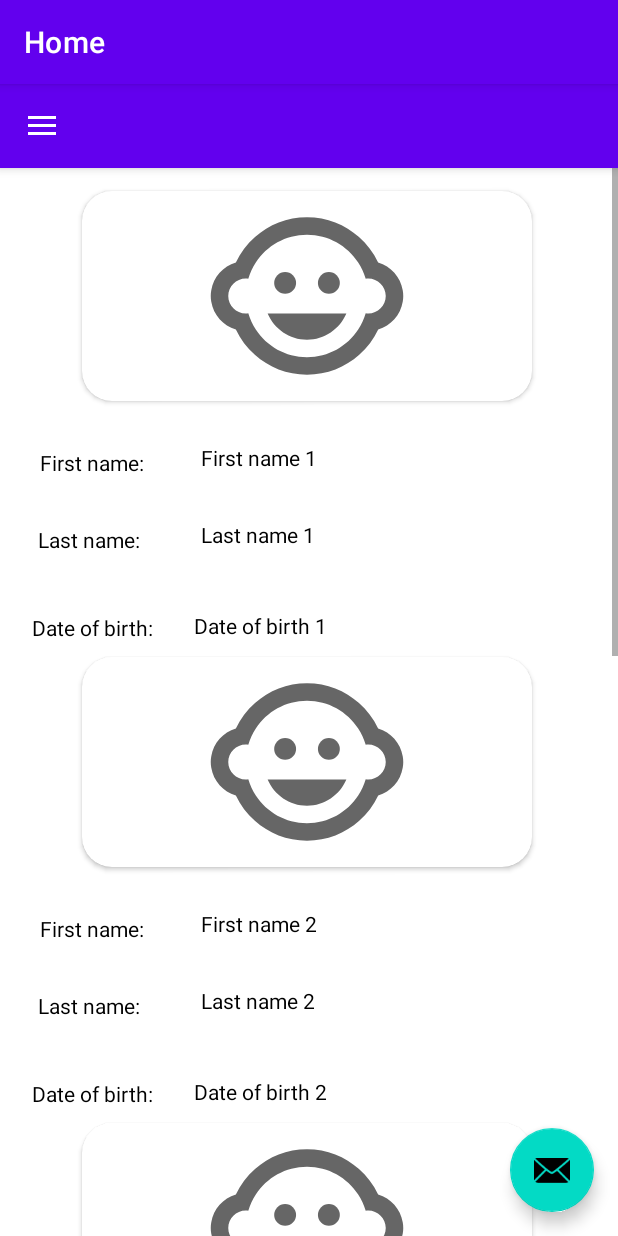
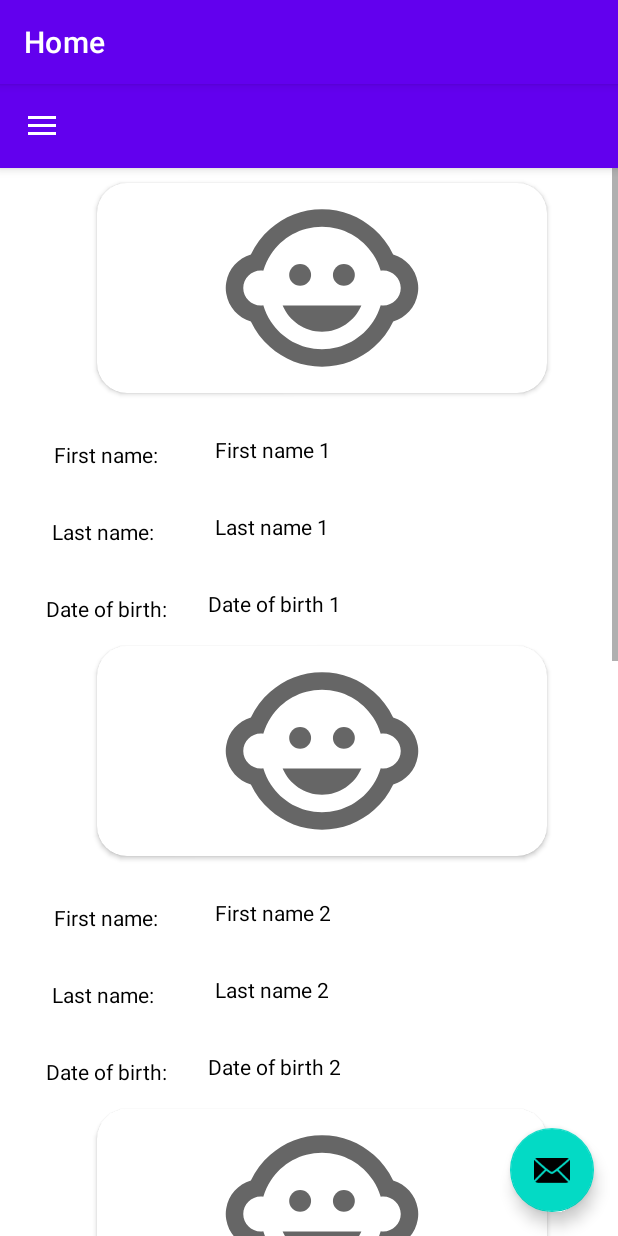
Before and after one commit to kclaudeeager/maternally_app, an Android app: the fragment Kids_details_fragment placed in its activity, on a phone screen of 412 x 824 dp. Run offline under Robolectric (Android 15) with nearby library versions, the phone set to English and light mode, and no system bars; our stand-ins replace navigation-ui; network calls fail; pictures from the network do not load; 2 statements that could not run were skipped.

Commit message:
Kids details

```diff
--- a/app/src/main/res/layout/fragment_kids_details_fragment.xml
+++ b/app/src/main/res/layout/fragment_kids_details_fragment.xml
@@ -11,7 +11,6 @@
         android:layout_width="match_parent"
         android:orientation="vertical"
         android:id="@+id/kidLinearLayout"
-        android:layout_margin="5dp"
         android:layout_height="match_parent">
 
     </androidx.appcompat.widget.LinearLayoutCompat>
--- a/app/src/main/res/layout/kids_details.xml
+++ b/app/src/main/res/layout/kids_details.xml
@@ -4,6 +4,9 @@
     xmlns:tools="http://schemas.android.com/tools"
     android:layout_width="match_parent"
     android:id="@+id/kidsDetailsLayout"
+    android:layout_marginBottom="5dp"
+    android:layout_gravity="center_vertical"
+    android:layout_marginLeft="10dp"
     android:layout_height="match_parent">
 
     <androidx.cardview.widget.CardView
@@ -35,6 +38,7 @@
         android:layout_marginTop="31dp"
         android:textColor="@color/black"
         android:text="First name:"
+
         app:layout_constraintStart_toStartOf="parent"
         app:layout_constraintTop_toBottomOf="@+id/cardView" />
 
@@ -81,7 +85,7 @@
         android:layout_width="wrap_content"
         android:layout_height="wrap_content"
         android:layout_marginStart="16dp"
-        android:layout_marginTop="39dp"
+        android:layout_marginTop="32dp"
         android:text="Date of birth:"
         app:layout_constraintStart_toStartOf="parent"
         app:layout_constraintTop_toBottomOf="@+id/textView6" />
@@ -92,7 +96,7 @@
         android:textColor="@color/black"
         android:layout_height="wrap_content"
         android:layout_marginStart="32dp"
-        android:layout_marginTop="41dp"
+        android:layout_marginTop="32dp"
         android:layout_marginEnd="79dp"
         app:layout_constraintEnd_toEndOf="parent"
         app:layout_constraintStart_toEndOf="@+id/textView8"
```
